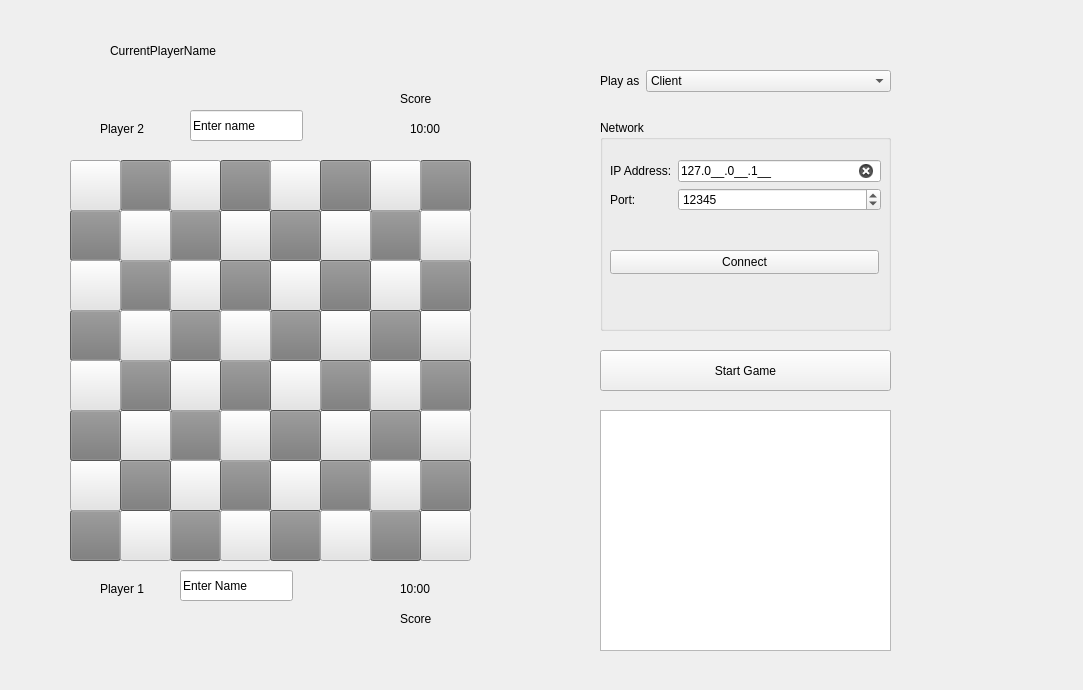
Charly-62/QtChessApp, file schach/schachgui.ui: the form before one commit.
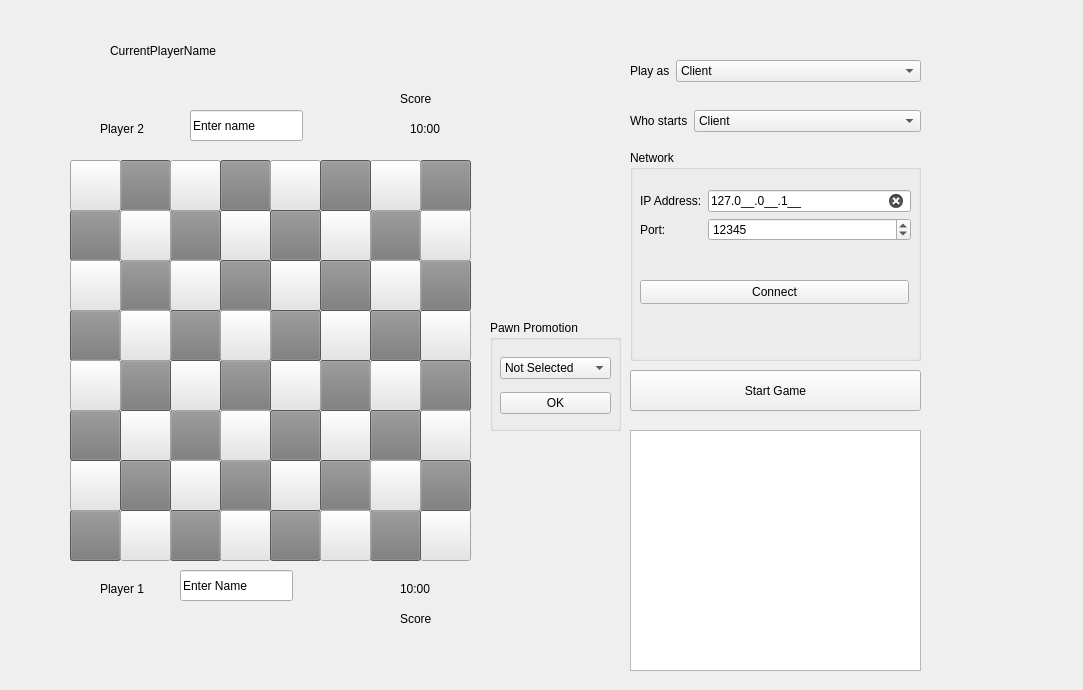
The form after the commit.

Commit message: Pawn Promotion changes

Diff of the .ui file:
```diff
--- a/schach/schachgui.ui
+++ b/schach/schachgui.ui
@@ -1049,8 +1049,8 @@
   <widget class="QPushButton" name="bStart">
    <property name="geometry">
     <rect>
-     <x>600</x>
-     <y>350</y>
+     <x>630</x>
+     <y>370</y>
      <width>291</width>
      <height>41</height>
     </rect>
@@ -1062,8 +1062,8 @@
   <widget class="QGroupBox" name="grpNetwork">
    <property name="geometry">
     <rect>
-     <x>600</x>
-     <y>120</y>
+     <x>630</x>
+     <y>150</y>
      <width>291</width>
      <height>211</height>
     </rect>
@@ -1156,8 +1156,8 @@
   <widget class="QWidget" name="formLayoutWidget_2">
    <property name="geometry">
     <rect>
-     <x>600</x>
-     <y>70</y>
+     <x>630</x>
+     <y>60</y>
      <width>291</width>
      <height>41</height>
     </rect>
@@ -1189,8 +1189,8 @@
   <widget class="QListWidget" name="lstNetzwerkConsole">
    <property name="geometry">
     <rect>
-     <x>600</x>
-     <y>410</y>
+     <x>630</x>
+     <y>430</y>
      <width>291</width>
      <height>241</height>
     </rect>
@@ -1300,6 +1300,100 @@
     <string>CurrentPlayerName</string>
    </property>
   </widget>
+  <widget class="QWidget" name="formLayoutWidget_3">
+   <property name="geometry">
+    <rect>
+     <x>630</x>
+     <y>110</y>
+     <width>291</width>
+     <height>41</height>
+    </rect>
+   </property>
+   <layout class="QFormLayout" name="formLayout_3">
+    <item row="0" column="1">
+     <widget class="QComboBox" name="cbstartingplayer">
+      <item>
+       <property name="text">
+        <string>Client</string>
+       </property>
+      </item>
+      <item>
+       <property name="text">
+        <string>Server</string>
+       </property>
+      </item>
+     </widget>
+    </item>
+    <item row="0" column="0">
+     <widget class="QLabel" name="lblstartingplayer">
+      <property name="text">
+       <string>Who starts</string>
+      </property>
+     </widget>
+    </item>
+   </layout>
+  </widget>
+  <widget class="QGroupBox" name="grpPawnPromotion">
+   <property name="geometry">
+    <rect>
+     <x>490</x>
+     <y>320</y>
+     <width>131</width>
+     <height>111</height>
+    </rect>
+   </property>
+   <property name="title">
+    <string>Pawn Promotion</string>
+   </property>
+   <widget class="QWidget" name="verticalLayoutWidget">
+    <property name="geometry">
+     <rect>
+      <x>10</x>
+      <y>30</y>
+      <width>111</width>
+      <height>71</height>
+     </rect>
+    </property>
+    <layout class="QVBoxLayout" name="verticalLayout">
+     <item>
+      <widget class="QComboBox" name="cbPawnPromotion">
+       <item>
+        <property name="text">
+         <string>Not Selected</string>
+        </property>
+       </item>
+       <item>
+        <property name="text">
+         <string>Queen</string>
+        </property>
+       </item>
+       <item>
+        <property name="text">
+         <string>Rook</string>
+        </property>
+       </item>
+       <item>
+        <property name="text">
+         <string>Knight</string>
+        </property>
+       </item>
+       <item>
+        <property name="text">
+         <string>Bishop</string>
+        </property>
+       </item>
+      </widget>
+     </item>
+     <item>
+      <widget class="QPushButton" name="pbPawnPromotion">
+       <property name="text">
+        <string>OK</string>
+       </property>
+      </widget>
+     </item>
+    </layout>
+   </widget>
+  </widget>
  </widget>
  <resources/>
  <connections/>
```
The commit also changes 4 other files.
